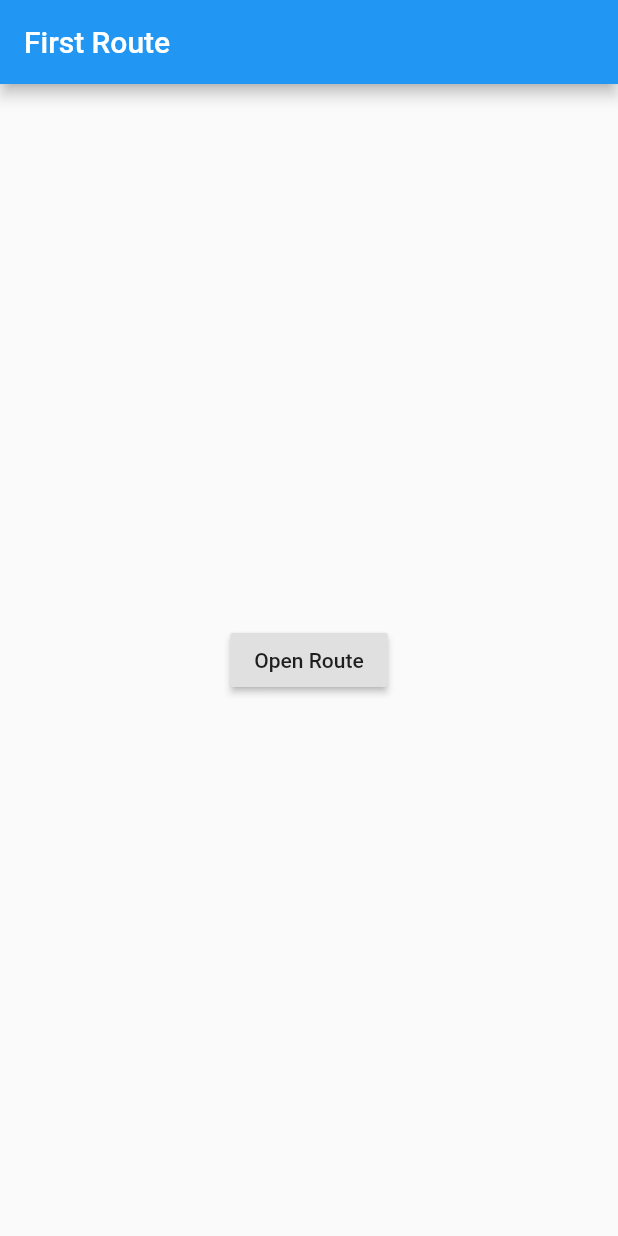
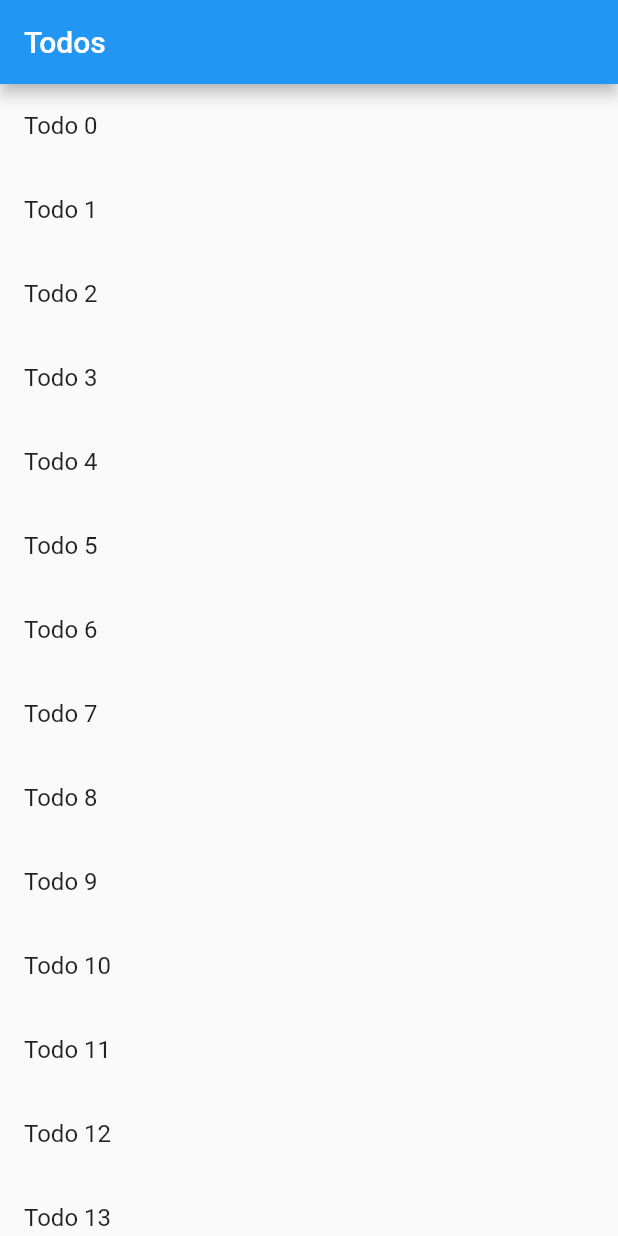
Before and after one commit to hyejin-1010/flutter-study, a Flutter app: the screen it shows after launch, on a phone screen of 412 x 824 dp. Run offline on Flutter 3.47's test engine with Material 2 defaults, Android fonts, the phone set to English and light mode, and no system bars.

Commit message:
feat: todo list and todo detail view

```diff
--- a/navigation_tutorial/lib/main.dart
+++ b/navigation_tutorial/lib/main.dart
@@ -1,58 +1,68 @@
 import 'package:flutter/material.dart';
 
 void main() {
-  runApp(MyApp());
+  runApp(MaterialApp(
+    title: 'Passing Data',
+    home: TodoScreen(
+      todos: List<Todo>.generate(
+        20,
+        (index) => Todo(
+          'Todo $index',
+          'A Description of what need to be done for Todo $index'
+        )
+      ),
+    ),
+  ));
 }
 
-class FirstRoute extends StatelessWidget {
+class Todo {
+  final String title;
+  final String description;
+
+  Todo(this.title, this.description);
+}
+
+class TodoScreen extends StatelessWidget {
+  final List<Todo> todos;
+
+  TodoScreen({Key key, @required this.todos}) : super(key: key);
+
   @override
   Widget build(BuildContext context) {
     return Scaffold(
       appBar: AppBar(
-        title: Text('First Route'),
+        title: Text('Todos'),
       ),
-      body: Center(
-        child: RaisedButton(
-          child: Text('Open Route'),
-          onPressed: () {
-            Navigator.pushNamed(context, '/second');
-          },
-        ),
+      body: ListView.builder(
+        itemCount: todos.length,
+        itemBuilder: (context, index) {
+          return ListTile(
+            title: Text(todos[index].title),
+            onTap: () {
+              Navigator.push(context, MaterialPageRoute(builder: (context) => DetailScreen(todo: todos[index])));
+            },
+          );
+        },
       ),
     );
   }
 }
 
-class SecondRoute extends StatelessWidget {
+class DetailScreen extends StatelessWidget {
+  final Todo todo;
+
+  DetailScreen({Key key, @required this.todo}) : super(key: key);
+
   @override
   Widget build(BuildContext context) {
     return Scaffold(
       appBar: AppBar(
-        title: Text('Second Route'),
+        title: Text(todo.title),
       ),
-      body: Center(
-        child: RaisedButton(
-          child: Text('Go Back!'),
-          onPressed: () {
-            Navigator.pop(context);
-          },
-        ),
+      body: Padding(
+        padding: EdgeInsets.all(16.0),
+        child: Text(todo.description),
       ),
     );
   }
 }
-
-class MyApp extends StatelessWidget {
-  // This widget is the root of your application.
-  @override
-  Widget build(BuildContext context) {
-    return MaterialApp(
-      title: 'Flutter Demo',
-      initialRoute: '/',
-      routes: {
-        '/': (context) => FirstRoute(),
-        '/second': (context) => SecondRoute(),
-      },
-    );
-  }
-}
```
Also changed, not shown: navigation_tutorial/lib/route.dart (added, +58 -0 lines).
